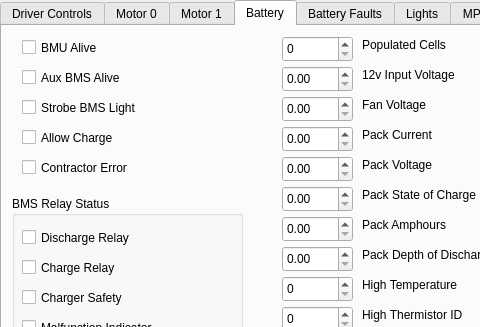
Above: src/UILayer/PacketWindow.ui from UCSolarCarTeam/Epsilon-Telemetry-Test-Tool before the change; both pictures show x 0 to 480 and y 0 to 327 of the 855 by 703 pixel window. Below: the same form after it.
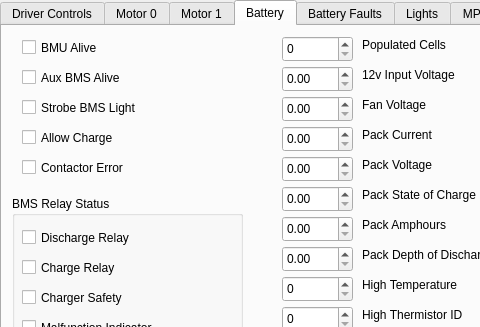
That is the form after the change. The open tabs and pages were chosen to show the change.

Diff of the .ui file:
```diff
--- a/src/UILayer/PacketWindow.ui
+++ b/src/UILayer/PacketWindow.ui
@@ -2232,7 +2232,7 @@
       </rect>
      </property>
      <property name="text">
-      <string>Contractor Error</string>
+      <string>Contactor Error</string>
      </property>
     </widget>
     <widget class="QLabel" name="label_3">
```
Left out of the diff: 4 changed lines with no effect on the pictures.
